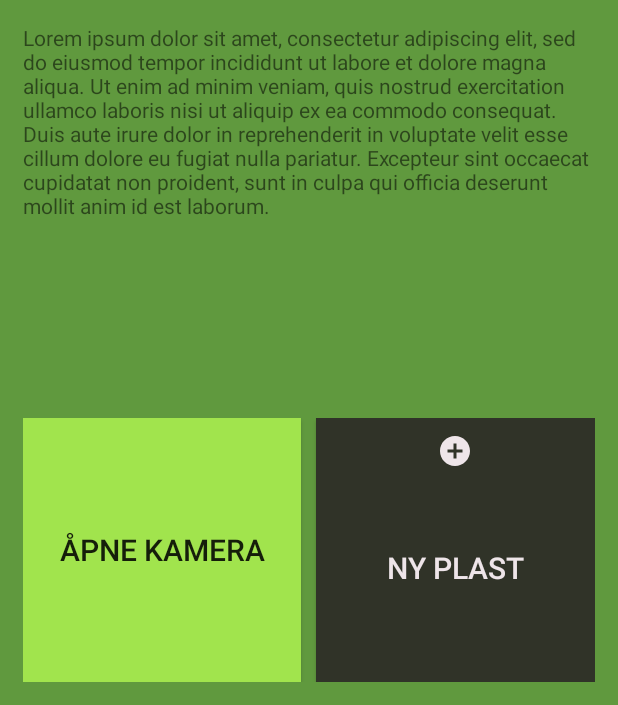
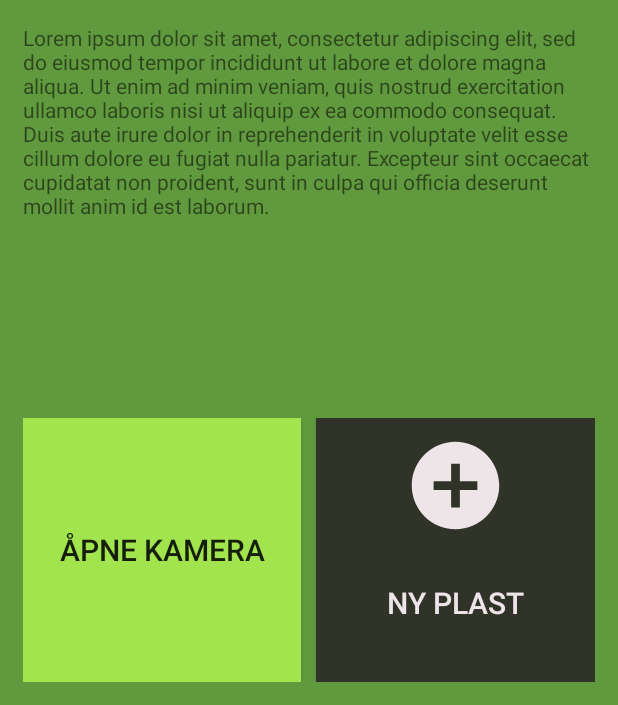
Before and after one commit to Norderud/PlastPlukk, an Android app: the screen it shows after launch (MainActivity), on a phone screen of 412 x 824 dp, the part 531-1236 px from its top. Run offline under Robolectric (Android 15) with nearby library versions, the phone set to English and light mode, and no system bars; Roboto replaces fonts that are not available here.

Commit message:
Merge branch 'master' of https://github.com/Norderud/PlastPlukk
# Conflicts:
#	.idea/assetWizardSettings.xml
#	.idea/caches/gradle_models.ser

```diff
--- a/app/src/main/res/drawable/ic_add_circle.xml
+++ b/app/src/main/res/drawable/ic_add_circle.xml
@@ -1,5 +1,10 @@
-<vector android:height="24dp" android:tint="#EEE5E9"
-    android:viewportHeight="24.0" android:viewportWidth="24.0"
-    android:width="24dp" xmlns:android="http://schemas.android.com/apk/res/android">
-    <path android:fillColor="#FF000000" android:pathData="M12,2C6.48,2 2,6.48 2,12s4.48,10 10,10 10,-4.48 10,-10S17.52,2 12,2zM17,13h-4v4h-2v-4L7,13v-2h4L11,7h2v4h4v2z"/>
+<vector xmlns:android="http://schemas.android.com/apk/res/android"
+    android:width="70dp"
+    android:height="70dp"
+    android:tint="#EEE5E9"
+    android:viewportWidth="24.0"
+    android:viewportHeight="24.0">
+    <path
+        android:fillColor="#FF000000"
+        android:pathData="M12,2C6.48,2 2,6.48 2,12s4.48,10 10,10 10,-4.48 10,-10S17.52,2 12,2zM17,13h-4v4h-2v-4L7,13v-2h4L11,7h2v4h4v2z" />
 </vector>
```
